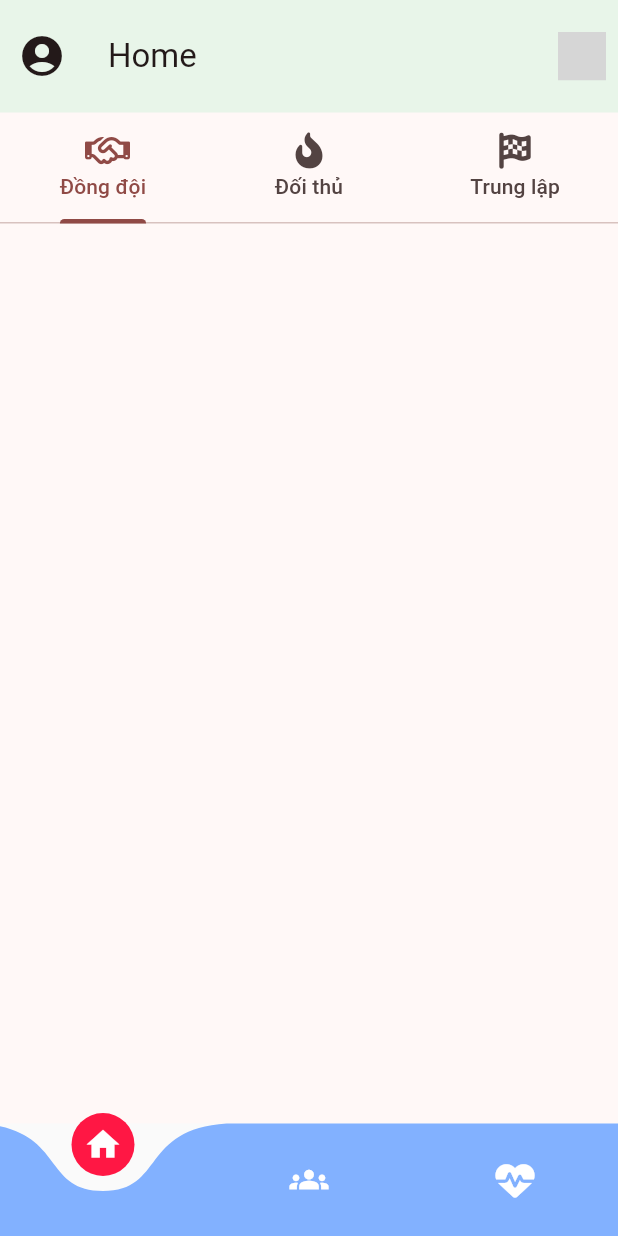
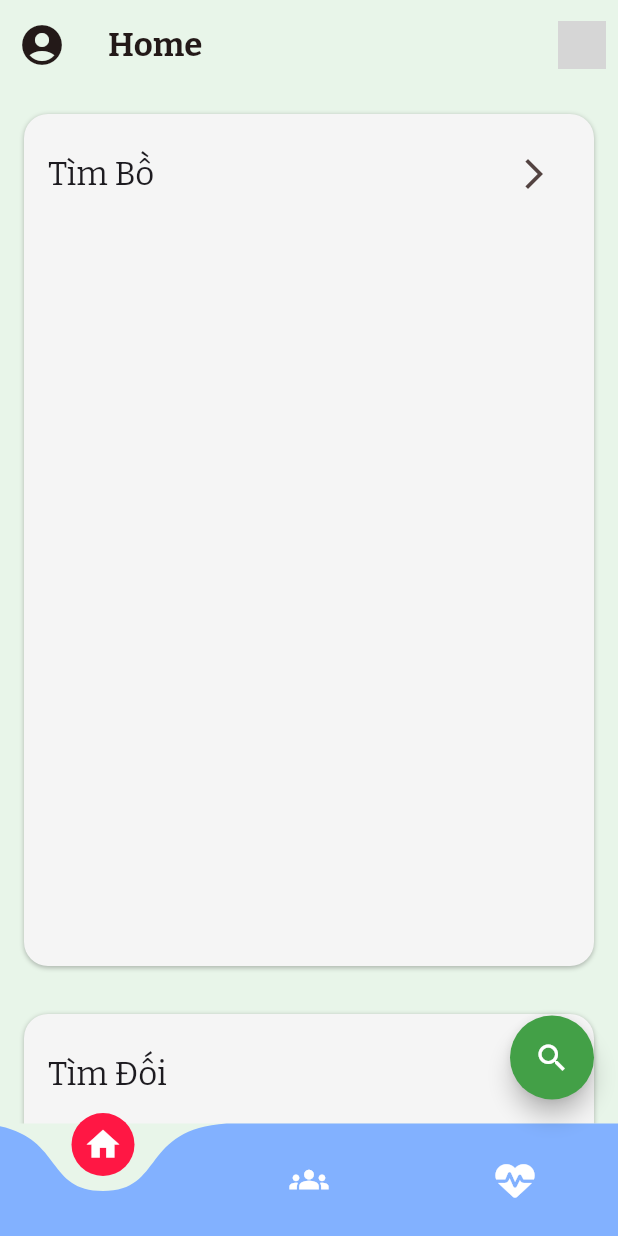
Before and after one commit to Rizzaxc/pubox-mirror, a Flutter app: the screen it shows after launch, on a phone screen of 412 x 824 dp. Run offline on Flutter 3.47's test engine with Material 3 defaults, Android fonts, the phone set to English and light mode, and no system bars; drawn by our look-alikes of curved_navigation_bar; our stand-ins replace flutter_dotenv, flutter_svg, font_awesome_flutter, gap, google_fonts, shared_preferences and 2 more; accounts and stored records are empty; Roboto replaces fonts that are missing (Play); grey boxes are pictures that could not be loaded.

Commit message:
wip: sticky headers for home tab. each section scrollable with lazyload

```diff
--- /dev/null
+++ b/lib/health_tab/health_f_a_b.dart
@@ -0,0 +1,17 @@
+import 'package:flutter/material.dart';
+
+class HealthFAB extends StatelessWidget {
+  const HealthFAB({super.key});
+
+  @override
+  Widget build(BuildContext context) {
+    return InkWell(
+        onLongPress: () {},
+        onDoubleTap: () {},
+        child: FloatingActionButton(
+          onPressed: () {},
+          backgroundColor: Colors.green.shade600,
+          shape: const CircleBorder(),
+          child: Icon(Icons.sync, color: Colors.white),
+        ));  }
+}
--- /dev/null
+++ b/lib/home_tab/home_f_a_b.dart
@@ -0,0 +1,18 @@
+import 'package:flutter/material.dart';
+
+class HomeFAB extends StatelessWidget {
+  const HomeFAB({super.key});
+
+  @override
+  Widget build(BuildContext context) {
+    return InkWell(
+        onLongPress: () {}, // open fullscreen modal
+        onDoubleTap: () {}, // reload
+        child: FloatingActionButton(
+          onPressed: () {}, // open submenu
+          shape: const CircleBorder(),
+          backgroundColor: Colors.green.shade600,
+          child: Icon(Icons.search, color: Colors.white),
+        ));
+  }
+}
--- a/lib/home_tab/view.dart
+++ b/lib/home_tab/view.dart
@@ -1,6 +1,8 @@
 import 'package:flutter/cupertino.dart';
 import 'package:flutter/material.dart';
 import 'package:font_awesome_flutter/font_awesome_flutter.dart';
+import 'package:gap/gap.dart';
+import 'package:pubox/home_tab/home_f_a_b.dart';
 
 class HomeTab extends StatefulWidget {
   const HomeTab({super.key});
@@ -9,44 +11,107 @@ class HomeTab extends StatefulWidget {
   State<HomeTab> createState() => _HomeTabState();
 }
 
-class _HomeTabState extends State<HomeTab>
-    with TickerProviderStateMixin, AutomaticKeepAliveClientMixin {
-  late final TabController _tabController;
+class _HomeTabState extends State<HomeTab> with AutomaticKeepAliveClientMixin {
+  // late final TabController _tabController;
 
   @override
   void initState() {
     super.initState();
-    _tabController = TabController(length: 3, vsync: this);
+    // _tabController = TabController(length: 3, vsync: this);
   }
 
   @override
   void dispose() {
-    _tabController.dispose();
     super.dispose();
   }
 
   @override
   Widget build(BuildContext context) {
     super.build(context);
-    return Column(
-      children: [
-        TabBar(
-          controller: _tabController,
-          tabs: <Widget>[
-            Tab(
-              text: 'Đồng đội',
-              icon: Icon(FontAwesomeIcons.handshake),
-            ),
-            Tab(
-              text: 'Đối thủ',
-              icon: Icon(FontAwesomeIcons.fireFlameCurved),
-            ),
-            Tab(
-              text: 'Trung lập',
-              icon: Icon(FontAwesomeIcons.flagCheckered),
-            ),
-          ],
-        )
+    return CustomScrollView(
+      slivers: <Widget>[
+        SliverFixedExtentList(
+          itemExtent: 600, // TODO: make dynamic so that lower sections have their title visible
+          delegate: SliverChildListDelegate(
+            [
+              Container(
+                padding: const EdgeInsets.all(16.0),
+                margin: const EdgeInsets.all(16),
+                decoration: BoxDecoration(
+                    borderRadius: BorderRadius.circular(16),
+                    color: Colors.grey.shade100,
+                    boxShadow: [
+                      BoxShadow(
+                        color: Colors.black26,
+                        blurRadius: 2,
+                        offset: Offset(0, 1), // Shadow position
+                      )
+                    ]),
+                child: Column(
+                  children: [
+                    Row(
+                        mainAxisAlignment: MainAxisAlignment.spaceBetween,
+                        children: [
+                          Text('Tìm Bồ',
+                              style: Theme.of(context).textTheme.titleLarge),
+                          IconButton(onPressed: () {}, icon: Icon(Icons.arrow_forward_ios),)
+                        ])
+                  ],
+                ),
+              ),
+              Container(
+                padding: const EdgeInsets.all(16.0),
+                margin: const EdgeInsets.all(16),
+                decoration: BoxDecoration(
+                    borderRadius: BorderRadius.circular(16),
+                    color: Colors.grey.shade100,
+                    boxShadow: [
+                      BoxShadow(
+                        color: Colors.black26,
+                        blurRadius: 2,
+                        offset: Offset(0, 1), // Shadow position
+                      )
+                    ]),
+                child: Column(
+                  children: [
+                    Row(
+                        mainAxisAlignment: MainAxisAlignment.spaceBetween,
+                        children: [
+                          Text('Tìm Đối',
+                              style: Theme.of(context).textTheme.titleLarge),
+                          IconButton(onPressed: () {}, icon: Icon(Icons.arrow_forward_ios),)
+                        ])
+                  ],
+                ),
+              ),
+              Container(
+                padding: const EdgeInsets.all(16.0),
+                margin: const EdgeInsets.all(16),
+                decoration: BoxDecoration(
+                    borderRadius: BorderRadius.circular(16),
+                    color: Colors.grey.shade100,
+                    boxShadow: [
+                      BoxShadow(
+                        color: Colors.black26,
+                        blurRadius: 2,
+                        offset: Offset(0, 1), // Shadow position
+                      )
+                    ]),
+                child: Column(
+                  children: [
+                    Row(
+                        mainAxisAlignment: MainAxisAlignment.spaceBetween,
+                        children: [
+                          Text('Tìm HLV/ Trọng tài',
+                              style: Theme.of(context).textTheme.titleLarge),
+                          IconButton(onPressed: () {}, icon: Icon(Icons.arrow_forward_ios),)
+                        ])
+                  ],
+                ),
+              ),
+            ],
+          ),
+        ),
       ],
     );
   }
--- a/lib/main.dart
+++ b/lib/main.dart
@@ -5,12 +5,15 @@ import 'package:flutter/services.dart';
 import 'package:font_awesome_flutter/font_awesome_flutter.dart';
 import 'package:google_fonts/google_fonts.dart';
 import 'package:pubox/health_tab/view.dart';
+import 'package:pubox/home_tab/home_f_a_b.dart';
 import 'package:pubox/home_tab/view.dart';
 import 'package:pubox/manage_tab/view.dart';
 import 'package:supabase_flutter/supabase_flutter.dart';
 import 'package:flutter_dotenv/flutter_dotenv.dart';
 
 import 'core/sport_switcher.dart';
+import 'health_tab/health_f_a_b.dart';
+import 'manage_tab/manage_f_a_b.dart';
 
 Future<void> main() async {
   LicenseRegistry.addLicense(() async* {
@@ -25,7 +28,9 @@ Future<void> main() async {
       anonKey: dotenv.env['SUPABASE_ANON_KEY']!);
 
   // MobileAds.instance.initialize();
-  GoogleFonts.config.allowRuntimeFetching = false;
+
+  final env = dotenv.env['ENV'] ?? 'dev';
+  GoogleFonts.config.allowRuntimeFetching = env == 'dev';
 
   WidgetsFlutterBinding.ensureInitialized();
   runApp(Pubox());
@@ -40,8 +45,10 @@ class Pubox extends StatelessWidget {
     return MaterialApp(
       title: 'Pubox',
       theme: ThemeData(
-        colorScheme: ColorScheme.fromSeed(seedColor: Colors.red.shade400),
-        textTheme: GoogleFonts.playTextTheme(),
+        colorScheme: ColorScheme.fromSeed(seedColor: Colors.red.shade800),
+        // textTheme: GoogleFonts.playfairDisplayTextTheme(),
+        // textTheme: GoogleFonts.nunitoTextTheme(),
+        textTheme: GoogleFonts.bitterTextTheme(),
         useMaterial3: true,
       ),
       home: _BottomNavBar(),
@@ -61,7 +68,12 @@ class _BottomNavBarState extends State<_BottomNavBar>
   final GlobalKey<CurvedNavigationBarState> _bottomNavigationKey = GlobalKey();
   late TabController _tabController;
 
-  static const appBarTitle = ['Home', 'Manage', 'Health'];
+  static const appBarTitle = ['Home', 'Hội Nhóm', 'Sức Khoẻ'];
+  final tabFAB = [
+    HomeFAB(),
+    ManageFAB(),
+    HealthFAB(),
+  ];
 
   @override
   void initState() {
@@ -80,9 +92,13 @@ class _BottomNavBarState extends State<_BottomNavBar>
   @override
   Widget build(BuildContext context) {
     return Scaffold(
+      backgroundColor: Colors.green.shade50,
       appBar: AppBar(
-            toolbarHeight: 75,
-            title: Text(appBarTitle[_tabController.index]),
+          toolbarHeight: 60,
+          title: Text(
+            appBarTitle[_tabController.index],
+            style: TextStyle(fontWeight: FontWeight.bold),
+          ),
           backgroundColor: Colors.green.shade50,
           leading: IconButton(
               onPressed: () {},
@@ -101,7 +117,7 @@ class _BottomNavBarState extends State<_BottomNavBar>
         index: 0,
         color: Colors.blueAccent.shade100,
         buttonBackgroundColor: Colors.redAccent.shade400,
-          backgroundColor: Colors.grey.shade50,
+        backgroundColor: Colors.green.shade50,
         items: <Widget>[
           Icon(
             Icons.home,
@@ -127,6 +143,8 @@ class _BottomNavBarState extends State<_BottomNavBar>
           });
         },
         letIndexChange: (index) => true,
-        ));
+      ),
+      floatingActionButton: tabFAB[_tabController.index],
+    );
   }
 }
--- /dev/null
+++ b/lib/manage_tab/manage_f_a_b.dart
@@ -0,0 +1,18 @@
+import 'package:flutter/material.dart';
+
+class ManageFAB extends StatelessWidget {
+  const ManageFAB({Key? key}) : super(key: key);
+
+  @override
+  Widget build(BuildContext context) {
+    return InkWell(
+        onLongPress: () {},
+        onDoubleTap: () {},
+        child: FloatingActionButton(
+          onPressed: () {},
+          shape: const CircleBorder(),
+          backgroundColor: Colors.green.shade600,
+          child: Icon(Icons.add_sharp, color: Colors.white),
+        ));
+  }
+}
--- a/pubspec.yaml
+++ b/pubspec.yaml
@@ -49,6 +49,8 @@ dependencies:
   timeago: ^3.7.0
   permission_handler: ^11.3.1
   shadcn_ui: ^0.15.4
+  infinite_scroll_pagination: ^4.1.0
+  get: ^4.6.6
   # awesome_notifications: ^0.10.0
   # google_mobile_ads: ^5.2.0
 
```
Also changed, not shown: lib/home_tab/model.dart (added), pubspec.lock, 1 other file. Lines whose indentation alone changed are shown as unchanged.
